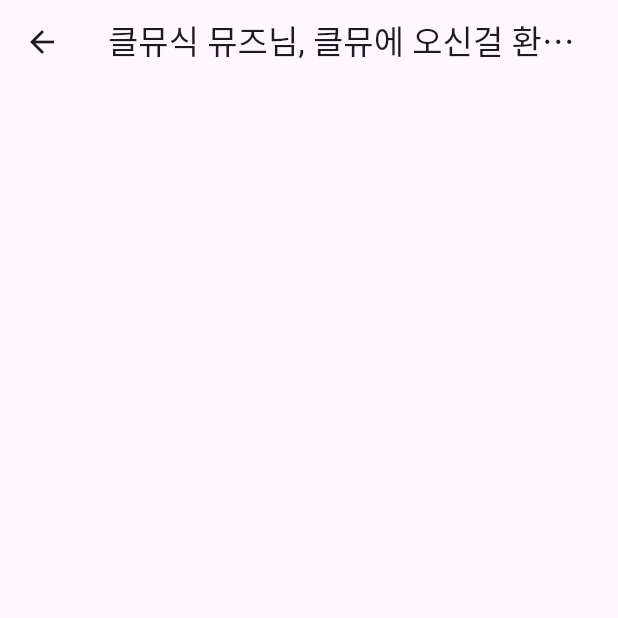
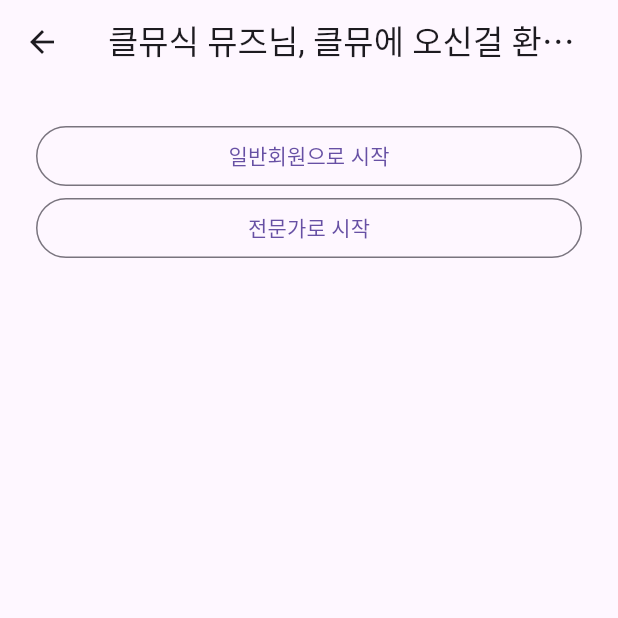
Before and after one commit to sammy3877/Stock-Correct-Along-Step, a Flutter app: the SelectUserTypeScreen screen opened directly, on a phone screen of 412 x 824 dp, the top half of it. Run offline on Flutter 3.47's test engine with Material 3 defaults, Android fonts, the phone set to English and light mode, and no system bars; our stand-ins replace supabase_flutter; accounts and stored records are empty.

Commit message:
user type 선택

```diff
--- a/lib/main.dart
+++ b/lib/main.dart
@@ -1,6 +1,6 @@
 import 'package:flutter/material.dart';
 import 'package:supabase_flutter/supabase_flutter.dart';
-import 'screens/login_screen.dart';
+import 'screens/auth/login_screen.dart';
 
 Future<void> main() async {
   WidgetsFlutterBinding.ensureInitialized();
--- a/lib/screens/create_password_screen.dart
+++ b/lib/screens/auth/create_password_screen.dart
@@ -1,5 +1,5 @@
 import 'package:flutter/material.dart';
-import 'package:music_platform/screens/nickname_screen.dart';
+import 'package:music_platform/screens/auth/nickname_screen.dart';
 
 
 class CreatePasswordScreen extends StatefulWidget {
--- a/lib/screens/email_verification_screen.dart
+++ b/lib/screens/auth/email_verification_screen.dart
@@ -1,5 +1,5 @@
 import 'package:flutter/material.dart';
-import 'package:music_platform/screens/create_password_screen.dart';
+import 'package:music_platform/screens/auth/create_password_screen.dart';
 
 class EmailVerificationScreen extends StatefulWidget {
   const EmailVerificationScreen({super.key});
--- a/lib/screens/login_screen.dart
+++ b/lib/screens/auth/login_screen.dart
@@ -1,5 +1,5 @@
 import 'package:flutter/material.dart';
-import 'package:music_platform/screens/term_agreement_screen.dart';
+import 'package:music_platform/screens/auth/term_agreement_screen.dart';
 
 class LoginScreen extends StatelessWidget {
   const LoginScreen({super.key});
@@ -29,8 +29,6 @@ class LoginScreen extends StatelessWidget {
                 width: double.infinity,
                 child: ElevatedButton(
                   onPressed: () {
-
-
                   },
                   child: const Text('이메일로 로그인'),
                 ),
@@ -42,14 +40,12 @@ class LoginScreen extends StatelessWidget {
                 width: double.infinity,
                 child: OutlinedButton(
                   onPressed: () {
-
                     Navigator.push(
                       context,
                       MaterialPageRoute(
                         builder: (context) => const TermAgreementScreen(),
                       ),
                     );
-
                   },
                   child: const Text('회원가입'),
                 ),
--- a/lib/screens/nickname_screen.dart
+++ b/lib/screens/auth/nickname_screen.dart
@@ -1,5 +1,5 @@
 import 'package:flutter/material.dart';
-import 'package:music_platform/screens/select_user_type_screen.dart';
+import 'package:music_platform/screens/auth/select_user_type_screen.dart';
 
 
 class NicknameScreen extends StatefulWidget {
--- /dev/null
+++ b/lib/screens/auth/select_user_type_screen.dart
@@ -0,0 +1,63 @@
+import 'package:flutter/material.dart';
+import 'package:music_platform/screens/home/home_screen.dart';
+import 'package:music_platform/screens/home/expert_onboarding_screen.dart';
+
+class SelectUserTypeScreen extends StatefulWidget {
+  const SelectUserTypeScreen({super.key});
+
+  @override
+  State<SelectUserTypeScreen> createState() =>
+      _SelectUserTypeScreenState();
+}
+
+class _SelectUserTypeScreenState extends State<SelectUserTypeScreen> {
+
+  @override
+  Widget build(BuildContext context) {
+
+    return Scaffold(
+        appBar: AppBar(
+          title: const Text('클뮤식 뮤즈님, 클뮤에 오신걸 환영해요'),
+        ),
+
+        body: Padding(
+            padding: const EdgeInsets.all(24),
+            child: Column(
+                children: [
+                  SizedBox(
+                    width: double.infinity,
+                    child: OutlinedButton(
+                      onPressed: () {
+                        Navigator.push(
+                          context,
+                          MaterialPageRoute(
+                            builder: (context) => const HomeScreen(),
+                          ),
+                        );
+                      },
+                      child: const Text('일반회원으로 시작'),
+                    ),
+                  ),
+
+                  SizedBox(
+                    width: double.infinity,
+                    child: OutlinedButton(
+                      onPressed: () {
+                        Navigator.push(
+                          context,
+                          MaterialPageRoute(
+                            builder: (context) => const ExpertOnboardingScreen(),
+                          ),
+                        );
+                      },
+                      child: const Text('전문가로 시작'),
+                    ),
+                  ),
+
+
+                ]
+            )
+        )
+    );
+  }
+}
--- a/lib/screens/term_agreement_screen.dart
+++ b/lib/screens/auth/term_agreement_screen.dart
@@ -1,5 +1,5 @@
 import 'package:flutter/material.dart';
-import 'package:music_platform/screens/email_verification_screen.dart';
+import 'package:music_platform/screens/auth/email_verification_screen.dart';
 
 class TermAgreementScreen extends StatefulWidget {
   const TermAgreementScreen({super.key});
```
Also changed, not shown: lib/screens/home/expert_onboarding_screen.dart (added, +31 -0 lines), lib/screens/home/home_screen.dart (renamed from lib/screens/select_user_type_screen.dart, +6 -9 lines), lib/screens/auth/signup_screen.dart (added).
